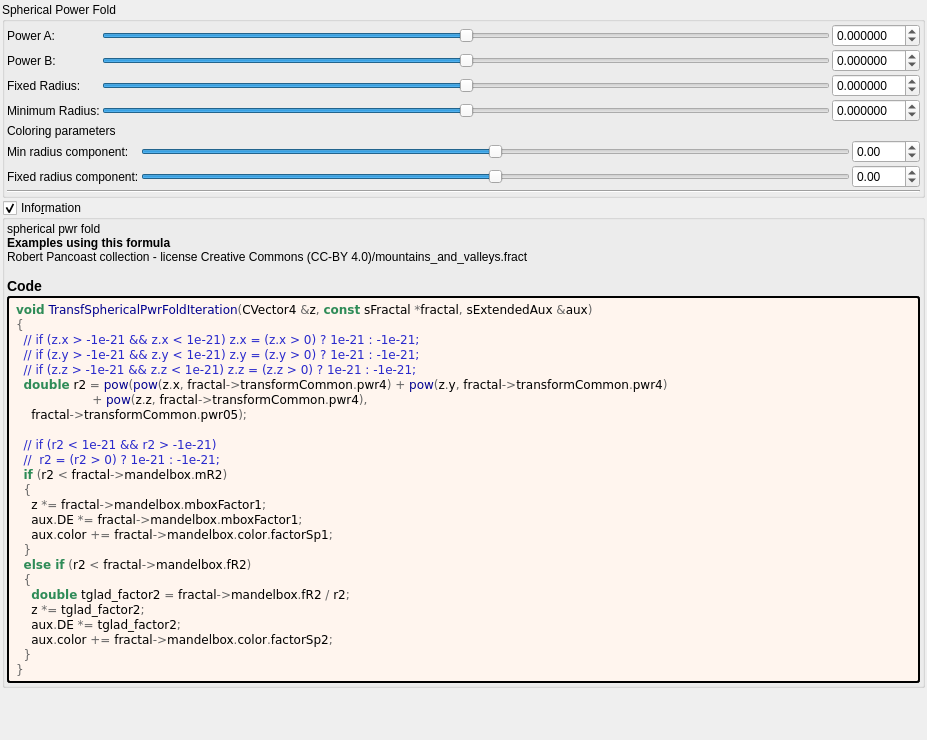
Above: mandelbulber2/formula/ui/fractal_transf_spherical_pwr_fold.ui from buddhi1980/mandelbulber2 before the change. Below: the same form after it.
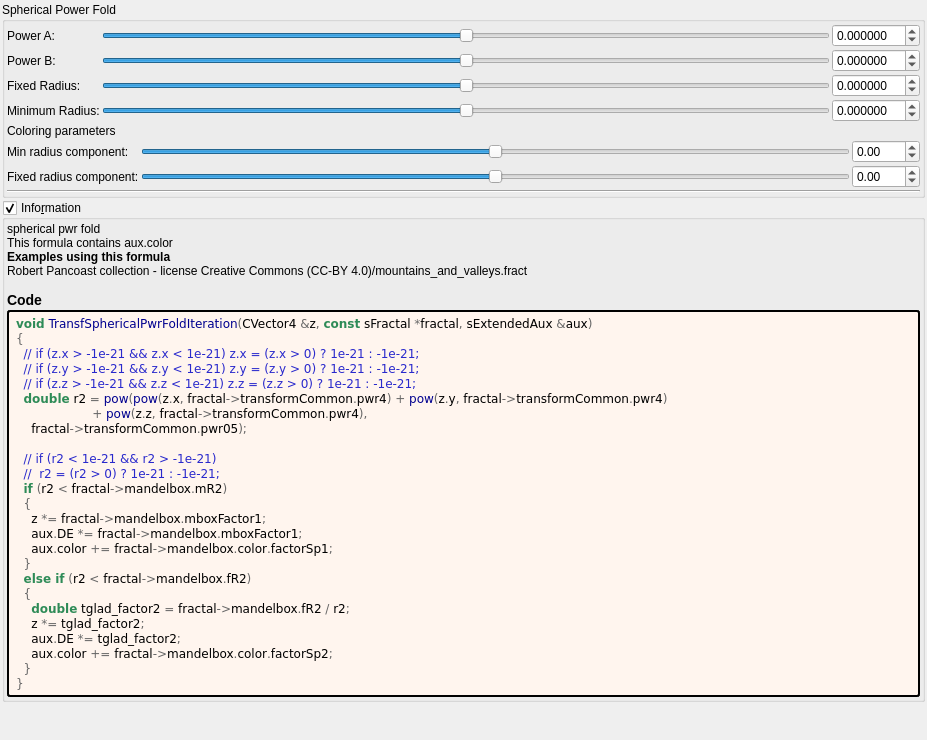
That is the form after the change. Custom widgets are drawn as their Qt base class.

What changed in the file:
```diff
--- a/mandelbulber2/formula/ui/fractal_transf_spherical_pwr_fold.ui
+++ b/mandelbulber2/formula/ui/fractal_transf_spherical_pwr_fold.ui
@@ -462,7 +462,7 @@
       <item>
        <widget class="QLabel" name="label_information_general">
         <property name="text">
-         <string notr="true">&lt;p&gt;spherical pwr fold&lt;/p&gt;&lt;table&gt;
+		 <string notr="true">&lt;p&gt;spherical pwr fold&lt;br&gt;This formula contains aux.color&lt;/p&gt;&lt;table&gt;
 &lt;/table&gt;
 &lt;br&gt;&lt;b&gt;Examples using this formula&lt;/b&gt;&lt;br&gt;Robert Pancoast collection - license Creative Commons (CC-BY 4.0)/mountains_and_valleys.fract&lt;h3&gt;Code&lt;/h3&gt;</string>
         </property>
```
Left out of the diff: 8 changed lines with no effect on the pictures. Lines whose indentation alone changed are shown as unchanged.
